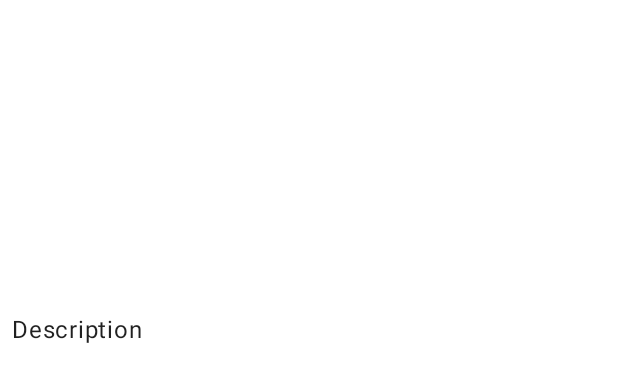
After one commit to stevenbanks2840/15039, an Android app: the layout activity_cake_detail.xml on its own in the app's theme, with its tools: preview values and no code run, on a phone screen of 412 x 824 dp. The commit adds this screen. Shown: the top 382 px of the screen. Run offline under Robolectric (Android 15) with nearby library versions, the phone set to English and light mode, and no system bars.

Commit message:
Add CakeDetailActivity and show from CakesActivity

```diff
--- a/app/src/main/AndroidManifest.xml
+++ b/app/src/main/AndroidManifest.xml
@@ -22,6 +22,9 @@
                 <category android:name="android.intent.category.LAUNCHER" />
             </intent-filter>
         </activity>
+        <activity
+            android:name=".ui.cakedetail.CakeDetailActivity"
+            android:screenOrientation="sensor" />
     </application>
 
 </manifest>
--- a/app/src/main/java/com/ftresearch/cakes/di/ActivityBindingModule.kt
+++ b/app/src/main/java/com/ftresearch/cakes/di/ActivityBindingModule.kt
@@ -1,5 +1,6 @@
 package com.ftresearch.cakes.di
 
+import com.ftresearch.cakes.ui.cakedetail.CakeDetailActivity
 import com.ftresearch.cakes.ui.cakes.CakesActivity
 import dagger.Module
 import dagger.android.ContributesAndroidInjector
@@ -9,4 +10,7 @@ abstract class ActivityBindingModule {
 
     @ContributesAndroidInjector
     abstract fun cakesActivity(): CakesActivity
+
+    @ContributesAndroidInjector
+    abstract fun cakeDetailActivity(): CakeDetailActivity
 }
--- a/app/src/main/java/com/ftresearch/cakes/di/RootComponent.kt
+++ b/app/src/main/java/com/ftresearch/cakes/di/RootComponent.kt
@@ -2,6 +2,7 @@ package com.ftresearch.cakes.di
 
 import com.ftresearch.cakes.CakesApplication
 import com.ftresearch.cakes.di.viewmodelfactory.ViewModelFactoryModule
+import com.ftresearch.cakes.ui.cakedetail.CakeDetailActivity
 import com.ftresearch.cakes.ui.cakes.CakesActivity
 import dagger.BindsInstance
 import dagger.Component
@@ -26,6 +27,8 @@ interface RootComponent : AndroidInjector<DaggerApplication> {
 
     fun inject(activity: CakesActivity)
 
+    fun inject(activity: CakeDetailActivity)
+
     @Component.Builder
     interface Builder {
 
--- /dev/null
+++ b/app/src/main/res/layout/activity_cake_detail.xml
@@ -0,0 +1,30 @@
+<?xml version="1.0" encoding="utf-8"?>
+<ScrollView xmlns:android="http://schemas.android.com/apk/res/android"
+    xmlns:tools="http://schemas.android.com/tools"
+    android:layout_width="match_parent"
+    android:layout_height="match_parent"
+    android:fillViewport="true">
+
+    <LinearLayout
+        android:layout_width="match_parent"
+        android:layout_height="match_parent"
+        android:orientation="vertical">
+
+        <ImageView
+            android:id="@+id/cakeDetailImage"
+            android:layout_width="match_parent"
+            android:layout_height="wrap_content"
+            android:adjustViewBounds="true"
+            tools:layout_height="200dp" />
+
+        <TextView
+            android:id="@+id/cakeDetailDescription"
+            style="@style/TextAppearance.MaterialComponents.Body1"
+            android:layout_width="match_parent"
+            android:layout_height="wrap_content"
+            android:layout_margin="8dp"
+            android:layout_marginTop="8dp"
+            android:layout_marginEnd="8dp"
+            tools:text="Description" />
+    </LinearLayout>
+</ScrollView>
```
Also changed, not shown: app/src/main/java/com/ftresearch/cakes/ui/cakedetail/CakeDetailActivity.kt (added, +74 -0 lines), app/src/main/java/com/ftresearch/cakes/ui/cakes/CakeAdapter.kt (+6 -2 lines), app/src/main/java/com/ftresearch/cakes/ui/cakes/CakesActivity.kt (+9 -2 lines), app/src/main/res/layout/list_item_cake.xml (+1 -7 lines). Lines whose indentation alone changed are shown as unchanged.
